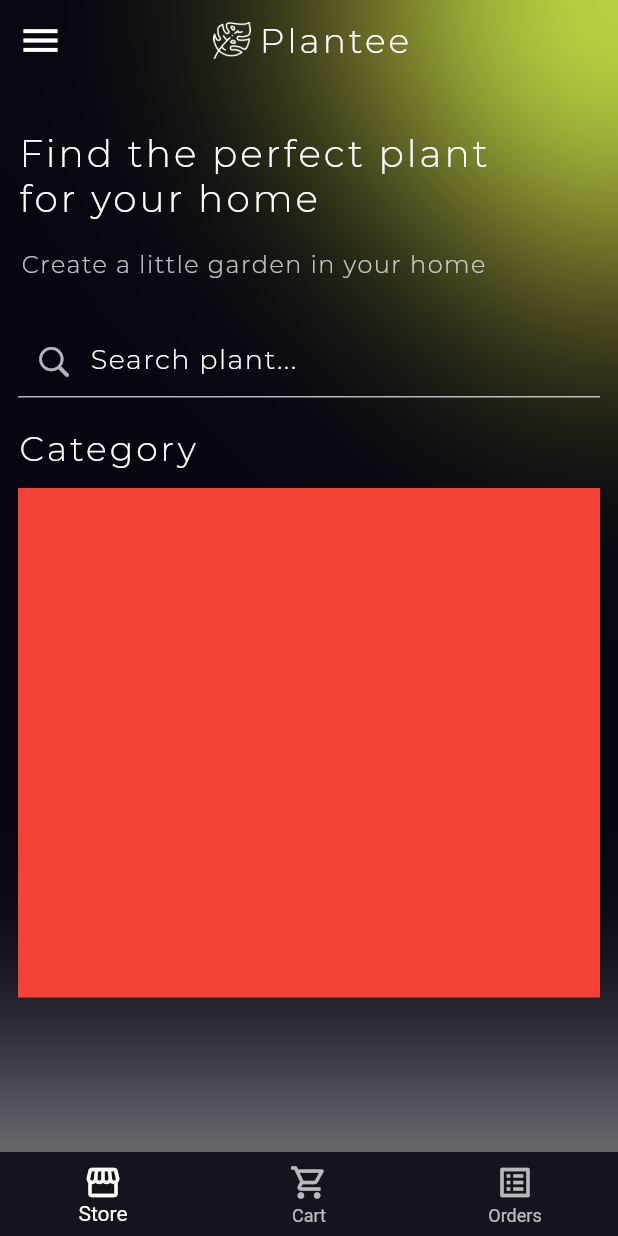
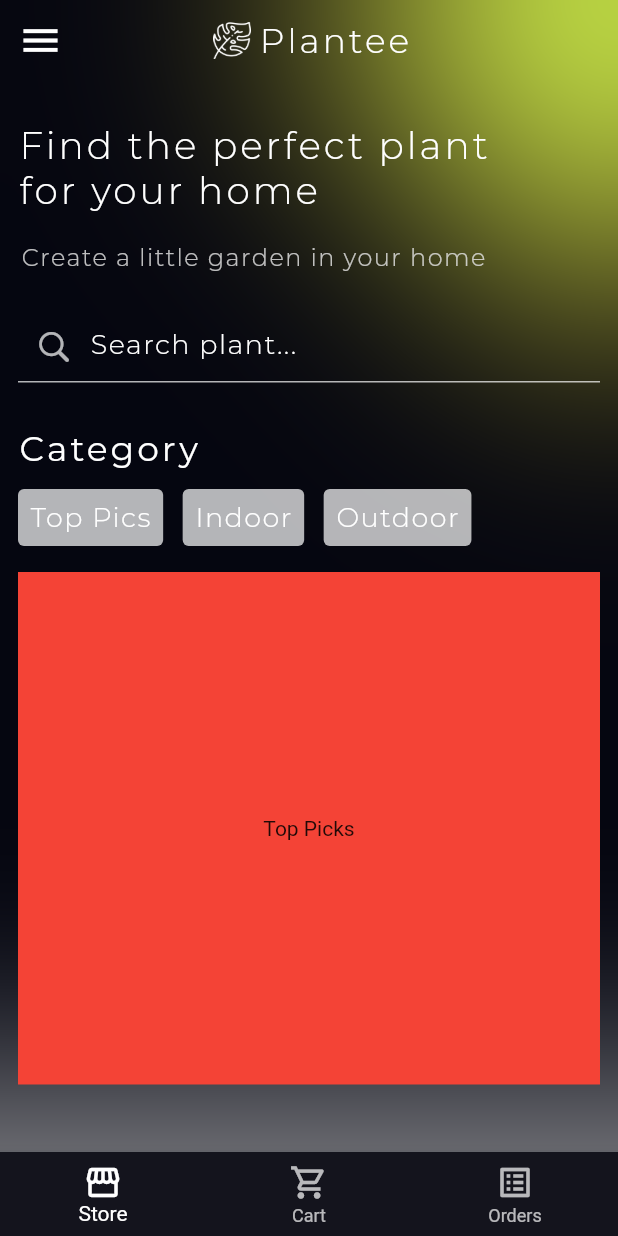
Before and after one commit to dmytrohurskyi/plantee_app, a Flutter app: the screen it shows after launch, on a phone screen of 412 x 824 dp. Run offline on Flutter 3.47's test engine with Material 2 defaults, Android fonts, the phone set to English and light mode, and no system bars; our stand-ins replace equatable, flutter_redux, redux.

Commit message:
Added PageController to category_pageview_widget.dart; implemented navigation with categories TextButton and it's onPressed event

```diff
--- a/lib/redux/store_screen/store_screen_action.dart
+++ b/lib/redux/store_screen/store_screen_action.dart
@@ -0,0 +1,7 @@
+import 'package:plantee_app/ui/screens/store/widgets/plants_section/category_pageview_widget.dart';
+
+class ChangeCategoryPageAction {
+  final CategoryPageViewItem categoryPageViewItem;
+
+  ChangeCategoryPageAction(this.categoryPageViewItem);
+}
--- a/lib/redux/store_screen/store_screen_connector.dart
+++ b/lib/redux/store_screen/store_screen_connector.dart
@@ -1,6 +1,7 @@
 import 'package:flutter/material.dart';
 import 'package:flutter_redux/flutter_redux.dart';
 import 'package:plantee_app/redux/app/app_state.dart';
+import 'package:plantee_app/redux/store_screen/store_screen_action.dart';
 import 'package:plantee_app/ui/screens/store/store_screen.dart';
 import 'package:plantee_app/ui/screens/store/store_screen_view_model.dart';
 
@@ -13,9 +14,14 @@ class StoreScreenConnector extends StatelessWidget {
       distinct: true,
       converter: (store) {
         return StoreScreenViewModel(
-          error: store.state.storeScreenState.error,
-          isLoading: store.state.storeScreenState.isLoading,
-        );
+            error: store.state.storeScreenState.error,
+            isLoading: store.state.storeScreenState.isLoading,
+            categoryPageViewItem:
+                store.state.storeScreenState.categoryPageViewItem,
+            onCategoryChanged: (categoryPageItemType) {
+              print(categoryPageItemType);
+              store.dispatch(ChangeCategoryPageAction(categoryPageItemType));
+            });
       },
       builder: (_, viewModel) {
         return StoreScreen(
--- a/lib/redux/store_screen/store_screen_reducer.dart
+++ b/lib/redux/store_screen/store_screen_reducer.dart
@@ -1,8 +1,18 @@
+import 'package:plantee_app/redux/store_screen/store_screen_action.dart';
 import 'package:plantee_app/redux/store_screen/store_screen_state.dart';
 import 'package:redux/redux.dart';
 
 final storeScreenReducer = combineReducers<StoreScreenState>(
   [
-
+    TypedReducer<StoreScreenState, ChangeCategoryPageAction>(
+      _changeCategoryPageAction,
+    ),
   ],
 );
+
+StoreScreenState _changeCategoryPageAction(
+  StoreScreenState state,
+  ChangeCategoryPageAction action,
+) {
+  return state.copyWith(categoryPageViewItem: action.categoryPageViewItem);
+}
--- a/lib/redux/store_screen/store_screen_state.dart
+++ b/lib/redux/store_screen/store_screen_state.dart
@@ -1,32 +1,39 @@
 import 'package:equatable/equatable.dart';
 import 'package:flutter/material.dart';
+import 'package:plantee_app/ui/screens/store/widgets/plants_section/category_pageview_widget.dart';
 
 @immutable
 class StoreScreenState extends Equatable {
   final String error;
   final bool isLoading;
+  final CategoryPageViewItem categoryPageViewItem;
 
   const StoreScreenState({
     required this.error,
     required this.isLoading,
+    required this.categoryPageViewItem,
   });
 
   factory StoreScreenState.initial() {
     return const StoreScreenState(
       error: '',
       isLoading: false,
+      categoryPageViewItem: CategoryPageViewItem.topPicks,
     );
   }
 
   StoreScreenState copyWith({
     String? error,
     bool? isLoading,
+    CategoryPageViewItem? categoryPageViewItem,
   }) {
     return StoreScreenState(
         error: error ?? this.error,
-        isLoading: isLoading ?? this.isLoading);
+        isLoading: isLoading ?? this.isLoading,
+        categoryPageViewItem:
+            categoryPageViewItem ?? this.categoryPageViewItem);
   }
 
   @override
-  List<Object> get props => [error, isLoading];
+  List<Object> get props => [error, isLoading, categoryPageViewItem];
 }
--- a/lib/ui/screens/store/store_body_widget.dart
+++ b/lib/ui/screens/store/store_body_widget.dart
@@ -20,6 +20,6 @@ class StoreBodyWidget extends StatelessWidget {
         ),
       );
     }
-    return const MainStackWidget();
+    return MainStackWidget(viewModel: viewModel,);
   }
 }
--- a/lib/ui/screens/store/store_screen_view_model.dart
+++ b/lib/ui/screens/store/store_screen_view_model.dart
@@ -1,17 +1,24 @@
 import 'package:equatable/equatable.dart';
+import 'package:plantee_app/ui/screens/store/widgets/plants_section/category_pageview_widget.dart';
 
 class StoreScreenViewModel extends Equatable {
   final String error;
   final bool isLoading;
+  final CategoryPageViewItem categoryPageViewItem;
+  final Function(CategoryPageViewItem) onCategoryChanged;
 
   const StoreScreenViewModel({
     required this.error,
     required this.isLoading,
+    required this.categoryPageViewItem,
+    required this.onCategoryChanged,
   });
 
   @override
   List<Object> get props => [
         error,
         isLoading,
+        categoryPageViewItem,
+        onCategoryChanged,
       ];
 }
--- a/lib/ui/screens/store/widgets/main_stack_widget.dart
+++ b/lib/ui/screens/store/widgets/main_stack_widget.dart
@@ -1,13 +1,21 @@
 import 'package:flutter/material.dart';
+import 'package:plantee_app/ui/screens/store/store_screen_view_model.dart';
 import 'package:plantee_app/ui/screens/store/widgets/background_container_widget.dart';
-import 'package:plantee_app/ui/screens/store/widgets/plants_section_widget.dart';
+import 'package:plantee_app/ui/screens/store/widgets/plants_section/plants_section_widget.dart';
 import 'package:plantee_app/ui/screens/store/widgets/search_bar_widget.dart';
 import 'package:plantee_app/ui/screens/store/widgets/top_section_widget.dart';
 import 'package:plantee_app/ui/screens/store/widgets/top_text_widget.dart';
 
-class MainStackWidget extends StatelessWidget {
-  const MainStackWidget({Key? key}) : super(key: key);
+class MainStackWidget extends StatefulWidget {
+  final StoreScreenViewModel viewModel;
 
+  const MainStackWidget({Key? key, required this.viewModel}) : super(key: key);
+
+  @override
+  _MainStackWidgetState createState() => _MainStackWidgetState();
+}
+
+class _MainStackWidgetState extends State<MainStackWidget> {
   @override
   Widget build(BuildContext context) {
     return Stack(
@@ -19,11 +27,13 @@ class MainStackWidget extends StatelessWidget {
             child: Padding(
               padding: const EdgeInsets.all(12.0),
               child: Column(
-                children: const [
-                  TopSectionWidget(),
-                  TopTextWidget(),
-                  SearchBarWidget(),
-                  PlantsSectionWidget(),
+                children: [
+                  const TopSectionWidget(),
+                  const TopTextWidget(),
+                  const SearchBarWidget(),
+                  PlantsSectionWidget(
+                    viewModel: widget.viewModel,
+                  ),
                 ],
               ),
             ),
--- a/lib/ui/screens/store/widgets/category_pageview_widget.dart
+++ b/lib/ui/screens/store/widgets/plants_section/category_pageview_widget.dart
@@ -1,32 +1,61 @@
 import 'package:flutter/material.dart';
+import 'package:plantee_app/ui/screens/store/store_screen_view_model.dart';
+
+enum CategoryPageViewItem { topPicks, indoor, outdoor }
 
 class CategoryPageViewWidget extends StatefulWidget {
-  const CategoryPageViewWidget({Key? key}) : super(key: key);
+  final StoreScreenViewModel viewModel;
+  final PageController categoryPageController;
+
+  const CategoryPageViewWidget({
+    Key? key,
+    required this.viewModel,
+    required this.categoryPageController,
+  }) : super(key: key);
 
   @override
   _CategoryPageViewWidgetState createState() => _CategoryPageViewWidgetState();
 }
 
 class _CategoryPageViewWidgetState extends State<CategoryPageViewWidget> {
+  /*@override
+  void didUpdateWidget(covariant CategoryPageViewWidget oldWidget) {
+    widget.categoryPageController.animateToPage(
+        widget.viewModel.categoryPageViewItem.index,
+        duration: const Duration(microseconds: 500),
+        curve: Curves.easeIn);
+    super.didUpdateWidget(oldWidget);
+  }*/
+
   @override
   Widget build(BuildContext context) {
-    //TabController _tabController = TabController(length: 3, vsync: this);
-
+    // widget.categoryPageController.animateToPage(widget.viewModel.categoryPageViewItem.index,
+    //     duration: const Duration(microseconds: 500), curve: Curves.easeInOut);
     return Column(
       children: [
         SizedBox(
-          height: 340,
+          height: 342,
           width: double.maxFinite,
           child: PageView(
+            controller: widget.categoryPageController,
             children: [
               Container(
                 color: Colors.red,
+                child: const Center(
+                  child: Text('Top Picks'),
+                ),
               ),
               Container(
                 color: Colors.green,
+                child: const Center(
+                  child: Text('Indoor'),
+                ),
               ),
               Container(
                 color: Colors.blueAccent,
+                child: const Center(
+                  child: Text('Outdoor'),
+                ),
               ),
             ],
           ),
--- /dev/null
+++ b/lib/ui/screens/store/widgets/plants_section/plants_section_widget.dart
@@ -0,0 +1,119 @@
+import 'package:flutter/material.dart';
+import 'package:plantee_app/ui/screens/store/store_screen_view_model.dart';
+import 'package:plantee_app/ui/screens/store/widgets/plants_section/category_pageview_widget.dart';
+
+class PlantsSectionWidget extends StatefulWidget {
+  final StoreScreenViewModel viewModel;
+
+  const PlantsSectionWidget({Key? key, required this.viewModel})
+      : super(key: key);
+
+  @override
+  _PlantsSectionWidgetState createState() => _PlantsSectionWidgetState();
+}
+
+class _PlantsSectionWidgetState extends State<PlantsSectionWidget> {
+  final PageController categoryPageController = PageController(initialPage: 0);
+
+  @override
+  void didUpdateWidget(covariant PlantsSectionWidget oldWidget) {
+    categoryPageController.animateToPage(
+        widget.viewModel.categoryPageViewItem.index,
+        duration: const Duration(microseconds: 500),
+        curve: Curves.easeIn);
+    super.didUpdateWidget(oldWidget);
+  }
+
+  @override
+  Widget build(BuildContext context) {
+    return Row(
+      children: [
+        Expanded(
+          child: Column(
+            crossAxisAlignment: CrossAxisAlignment.start,
+            children: [
+              const Text(
+                'Category',
+                style: TextStyle(
+                  letterSpacing: 2,
+                  fontSize: 23,
+                  color: Colors.white,
+                  fontFamily: 'Montserrat',
+                  fontWeight: FontWeight.w500,
+                ),
+              ),
+              const SizedBox(
+                height: 8,
+              ),
+              Row(
+                children: [
+                  TextButton(
+                    onPressed: () {
+                      widget.viewModel
+                          .onCategoryChanged(CategoryPageViewItem.topPicks);
+                    },
+                    child: const Text('Top Pics'),
+                    style: TextButton.styleFrom(
+                      primary: Colors.white,
+                      backgroundColor: Colors.white70,
+                      textStyle: const TextStyle(
+                        letterSpacing: 1,
+                        fontSize: 18,
+                        color: Colors.white70,
+                        fontFamily: 'Montserrat',
+                        fontWeight: FontWeight.w300,
+                      ),
+                    ),
+                  ),
+                  const SizedBox(width: 13),
+                  TextButton(
+                    onPressed: () {
+                      widget.viewModel
+                          .onCategoryChanged(CategoryPageViewItem.indoor);
+                    },
+                    child: const Text('Indoor'),
+                    style: TextButton.styleFrom(
+                      primary: Colors.white,
+                      backgroundColor: Colors.white70,
+                      textStyle: const TextStyle(
+                        letterSpacing: 1,
+                        fontSize: 18,
+                        color: Colors.white70,
+                        fontFamily: 'Montserrat',
+                        fontWeight: FontWeight.w300,
+                      ),
+                    ),
+                  ),
+                  const SizedBox(width: 13),
+                  TextButton(
+                    onPressed: () {
+                      widget.viewModel
+                          .onCategoryChanged(CategoryPageViewItem.outdoor);
+                    },
+                    child: const Text('Outdoor'),
+                    style: TextButton.styleFrom(
+                      primary: Colors.white,
+                      backgroundColor: Colors.white70,
+                      textStyle: const TextStyle(
+                        letterSpacing: 1,
+                        fontSize: 18,
+                        color: Colors.white70,
+                        fontFamily: 'Montserrat',
+                        fontWeight: FontWeight.w300,
+                      ),
+                    ),
+                  ),
+                ],
+              ),
+              const SizedBox(height: 12),
+              CategoryPageViewWidget(
+                viewModel: widget.viewModel,
+                categoryPageController: categoryPageController,
+              ),
+            ],
+          ),
+        )
+      ],
+    );
+  }
+}
--- a/lib/ui/screens/store/widgets/plants_section_widget.dart
+++ /dev/null
@@ -1,33 +0,0 @@
-import 'package:flutter/material.dart';
-import 'package:plantee_app/ui/screens/store/widgets/category_pageview_widget.dart';
-
-class PlantsSectionWidget extends StatelessWidget {
-  const PlantsSectionWidget({Key? key}) : super(key: key);
-
-  @override
-  Widget build(BuildContext context) {
-    return Row(
-      children: [
-        Expanded(
-          child: Column(
-            crossAxisAlignment: CrossAxisAlignment.start,
-            children: const [
-              Text(
-                'Category',
-                style: TextStyle(
-                  letterSpacing: 2,
-                  fontSize: 23,
-                  color: Colors.white,
-                  fontFamily: 'Montserrat',
-                  fontWeight: FontWeight.w300,
-                ),
-              ),
-              SizedBox(height: 12,),
-              CategoryPageViewWidget(),
-            ],
-          ),
-        )
-      ],
-    );
-  }
-}
--- a/lib/ui/screens/store/widgets/search_bar_widget.dart
+++ b/lib/ui/screens/store/widgets/search_bar_widget.dart
@@ -8,7 +8,7 @@ class SearchBarWidget extends StatelessWidget {
   @override
   Widget build(BuildContext context) {
     return const Padding(
-      padding: EdgeInsets.only(top: 30, bottom: 20),
+      padding: EdgeInsets.only(top: 25, bottom: 30),
       child: TextField(
         keyboardType: TextInputType.text,
         maxLines: 2,
--- a/lib/ui/screens/store/widgets/top_text_widget.dart
+++ b/lib/ui/screens/store/widgets/top_text_widget.dart
@@ -8,7 +8,7 @@ class TopTextWidget extends StatelessWidget {
     return Row(
       children: [
         Padding(
-          padding: const EdgeInsets.only(top: 45),
+          padding: const EdgeInsets.only(top: 40),
           child: Column(
             children: const [
               Text(
--- a/pubspec.yaml
+++ b/pubspec.yaml
@@ -31,6 +31,8 @@ dependencies:
     sdk: flutter
   flutter_redux:
   equatable:
+  firebase_core:
+  flutter_firebase_firestore:
 
 
   # The following adds the Cupertino Icons font to your application.
@@ -85,6 +87,8 @@ flutter:
           weight: 700
         - asset: assets/fonts/Montserrat-Light.ttf
           weight: 300
+        - asset: assets/fonts/Montserrat-SemiBold.ttf
+          weight: 500
   #
   # For details regarding fonts from package dependencies,
   # see https://flutter.dev/custom-fonts/#from-packages
```
Also changed, not shown: pubspec.lock, 6 other files.
